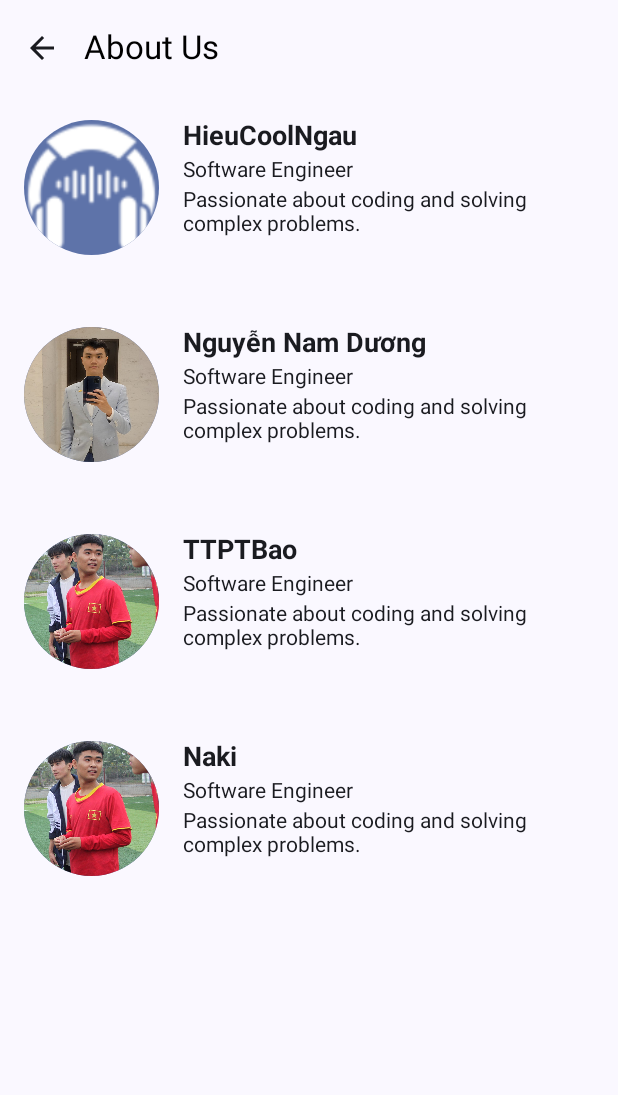
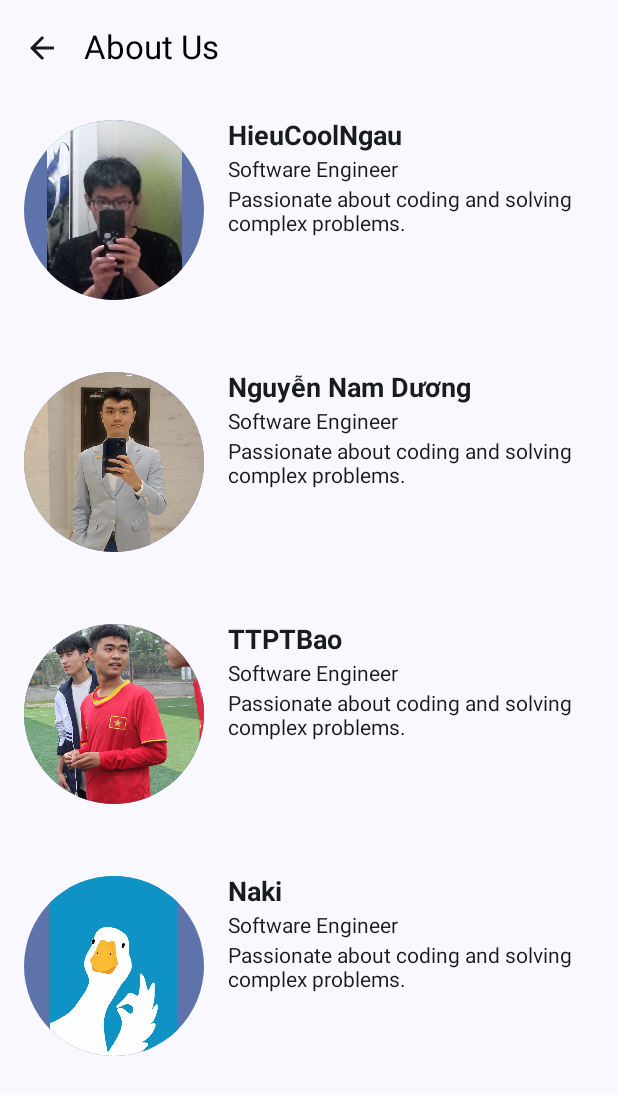
Before and after one commit to NgDucHieus/Modifier, an Android app built with Jetpack Compose: the InfoScreen screen opened through its navigation route, on a phone screen of 412 x 824 dp. Shown: the top 1095 px of the screen. Run offline under Robolectric (Android 15) with nearby library versions, the phone set to English and light mode, and no system bars; our stand-ins replace livedata-compose; 7 statements that could not run were skipped.

Commit message:
16/12/2023 - Info Screen

```diff
--- a/app/src/main/java/com/example/madteamb/InfoScreen/InfoScreen.kt
+++ b/app/src/main/java/com/example/madteamb/InfoScreen/InfoScreen.kt
@@ -30,12 +30,13 @@ import androidx.compose.ui.text.font.FontWeight
 import androidx.compose.ui.tooling.preview.Preview
 import androidx.compose.ui.unit.dp
 import androidx.compose.ui.unit.sp
+import androidx.navigation.NavController
 import com.example.madteamb.R
 
 @SuppressLint("UnusedMaterial3ScaffoldPaddingParameter")
 @OptIn(ExperimentalMaterial3Api::class)
 @Composable
-fun InfoScreen() {
+fun InfoScreen(navController: NavController) {
     Scaffold(
         topBar = {
             TopAppBar(
@@ -46,7 +47,10 @@ fun InfoScreen() {
                     )
                 },
                 navigationIcon = {
-                    IconButton(onClick = { /*TODO*/ }) {
+                    IconButton(onClick = { /*TODO*/
+                                navController.navigate("Home")
+
+                    }) {
                         Icon(imageVector = Icons.Default.ArrowBack, contentDescription = null)
                                  }
                 },
@@ -62,7 +66,7 @@ fun InfoScreen() {
                 name = "HieuCoolNgau",
                 role = "Software Engineer",
                 bio = "Passionate about coding and solving complex problems.",
-                imageResId = R.drawable.headphoness
+                imageResId = R.drawable.ndh
             ),
             TeamMember(
                 name = "Nguyễn Nam Dương",
@@ -78,256 +82,11 @@ fun InfoScreen() {
              ),
 
 
-
-
-
-
-
-
-
-
-
-
-
-
-
-
-
-
-
-
-
-
-
-
-
-
-
-
-
-
-
-
-
-
-
-
-
-
-
-
-
-
-
-
-
-
-
-
-
-
-
-
-
-
-
-
-
-
-
-
-
-
-
-
-
-
-
-
-
-
-
-
-
-
-
-
-
-
-
-
-
-
-
-
-
-
-
-
-
-
-
-
-
-
-
-
-
-
-
-
-
-
-
-
-
-
-
-
-
-
-
-
-
-
-
-
-
-
-
-
-
-
-
-
-
-
-
-
-
-
-
-
-
-
-
-
-
-
-
-
-
-
-
-
-
-
-
-
-
-
-
-
-
-
-
-
-
-
-
-
-
-
-
-
-
-
-
-
-
-
-
-
-
-
-
-
-
-
-
-
-
-
-
-
-
-
-
-
-
-
-
-
-
-
-
-
-
-
-
-
-
-
-
-
-
-
-
-
-
-
-
-
-
-
-
-
-
-
-
-
-
-
-
-
-
-
-
-
-
-
-
-
-
-
-
-
-
-
-
-
-
-
-
-
-
-
-
             TeamMember(
                 name = "Naki",
                 role = "Software Engineer",
                 bio = "Passionate about coding and solving complex problems.",
-                imageResId = R.drawable.nngocbao
+                imageResId = R.drawable.naki
             )
 
             // Add more team members as needed
@@ -349,7 +108,7 @@ fun MyApp() {
     MaterialTheme(
 
     ) {
-        InfoScreen()
+//        InfoScreen()
     }
 }
 @Composable
@@ -363,7 +122,7 @@ fun TeamInfo(teamMember: TeamMember) {
             painter = painterResource(id = teamMember.imageResId),
             contentDescription = null,
             modifier = Modifier
-                .size(90.dp)
+                .size(120.dp)
                 .clip(CircleShape)
                 .background(MaterialTheme.colorScheme.primaryContainer)
         )
--- a/app/src/main/java/com/example/madteamb/MainActivity.kt
+++ b/app/src/main/java/com/example/madteamb/MainActivity.kt
@@ -91,7 +91,7 @@ class MainActivity : ComponentActivity() {
                         }
                         composable("About Us")
                         {
-                            InfoScreen()
+                            InfoScreen(navController )
                         }
                     }
 
```
Also changed, not shown: app/src/main/res/drawable/naki.jpg (added), app/src/main/res/drawable/ndh.jpg (added).
